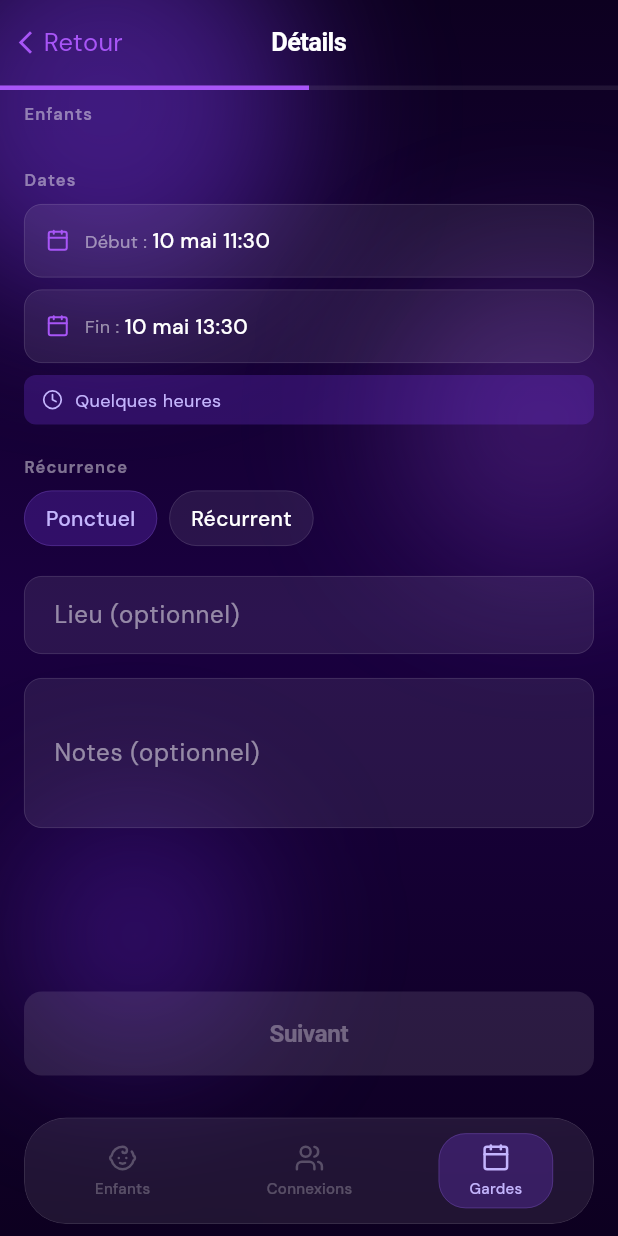
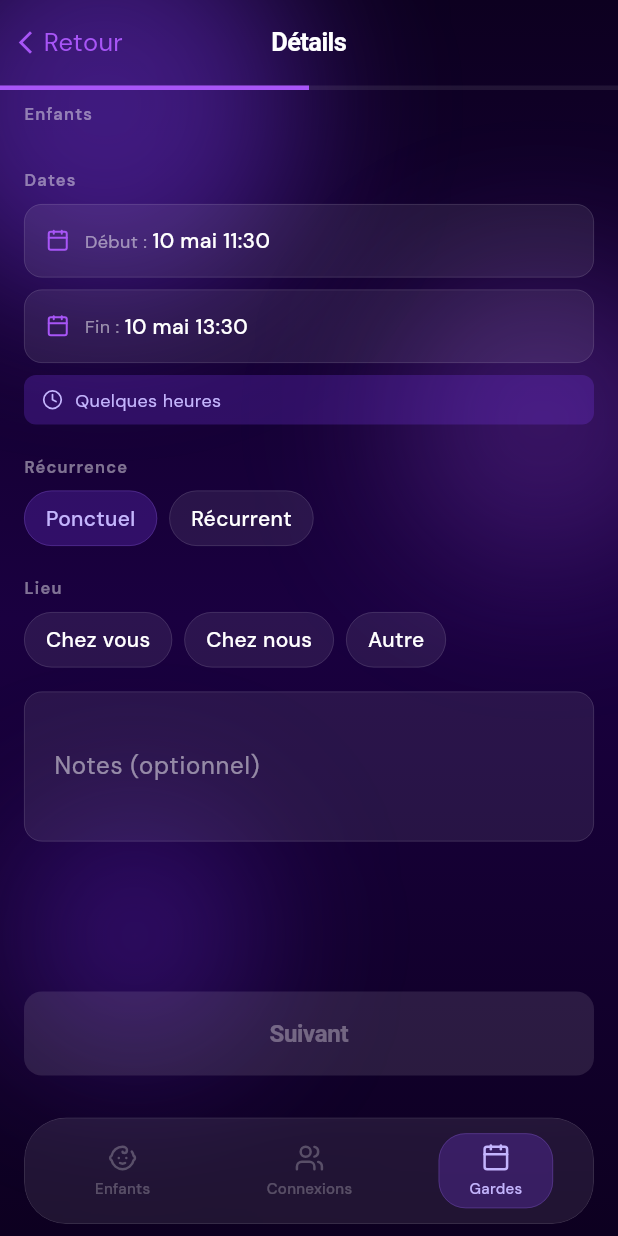
Before and after one commit to franckobe/familyguard, a Flutter app: the CreateGuardRequestScreen screen opened by its route, on a phone screen of 412 x 824 dp. Run offline on Flutter 3.47's test engine with Material 3 defaults, Android fonts, the phone set to English and light mode, and no system bars; our stand-ins replace cached_network_image, cloud_firestore, cloud_functions, firebase_auth, firebase_core, firebase_messaging and 7 more; accounts and stored records are empty.

Commit message:
feat(guard-requests): location presets and auto-select all children
- Location field replaced by three chips: 'Chez vous', 'Chez nous', 'Autre'
  Tapping the active chip deselects it (location becomes optional again).
  'Autre' reveals a free-text field ('Précisez le lieu').
- All non-archived children are pre-checked when the list first loads,
  using a post-frame callback to avoid setState-in-build.

Co-Authored-By: Claude Sonnet 4.6 <noreply@anthropic.com>

```diff
--- a/lib/features/guard_requests/screens/create_guard_request_screen.dart
+++ b/lib/features/guard_requests/screens/create_guard_request_screen.dart
@@ -28,12 +28,14 @@ class CreateGuardRequestScreen extends ConsumerStatefulWidget {
 class _CreateGuardRequestScreenState
     extends ConsumerState<CreateGuardRequestScreen> {
   int _step = 0;
+  bool _childrenInitialized = false;
 
   // Step 1 state
   final Set<String> _selectedChildIds = {};
   DateTime _startAt = DateTime.now().add(const Duration(hours: 1));
   DateTime _endAt = DateTime.now().add(const Duration(hours: 3));
-  String _location = '';
+  String? _locationPreset; // 'chez_vous' | 'chez_nous' | 'autre' | null
+  String _locationCustom = '';
   String _notes = '';
   RecurrenceType _recurrenceType = RecurrenceType.none;
 
@@ -47,6 +49,14 @@ class _CreateGuardRequestScreenState
 
   GuardRequestType get _computedType =>
       GuardRequest.typeFromDuration(_startAt, _endAt);
+
+  String? get _resolvedLocation {
+    if (_locationPreset == null) return null;
+    if (_locationPreset == 'chez_vous') return 'Chez vous';
+    if (_locationPreset == 'chez_nous') return 'Chez nous';
+    final t = _locationCustom.trim();
+    return t.isEmpty ? null : t;
+  }
 
   Future<void> _pickDateTime({required bool isStart}) async {
     final now = DateTime.now();
@@ -103,6 +113,13 @@ class _CreateGuardRequestScreenState
   }
 
   Widget _buildStep1(List<Child> children) {
+    if (!_childrenInitialized && children.isNotEmpty) {
+      _childrenInitialized = true;
+      WidgetsBinding.instance.addPostFrameCallback((_) {
+        if (mounted) setState(() => _selectedChildIds.addAll(children.map((c) => c.id)));
+      });
+    }
+
     final fmt = DateFormat('d MMM HH:mm', 'fr');
     final typeLabel = GuardRequest.labelFromDuration(_startAt, _endAt);
 
@@ -208,10 +225,13 @@ class _CreateGuardRequestScreenState
           }).toList(),
         ),
         const SizedBox(height: 20),
-        TextField(
-          style: const TextStyle(color: AppColors.textPrimary),
-          decoration: const InputDecoration(labelText: 'Lieu (optionnel)'),
-          onChanged: (v) => _location = v,
+        Text('Lieu', style: AppTextStyles.sectionLabel),
+        const SizedBox(height: 8),
+        _LocationPicker(
+          selected: _locationPreset,
+          customText: _locationCustom,
+          onPreset: (v) => setState(() => _locationPreset = v),
+          onCustomText: (v) => _locationCustom = v,
         ),
         const SizedBox(height: 16),
         TextField(
@@ -480,7 +500,7 @@ class _CreateGuardRequestScreenState
         type: _computedType,
         startAt: _startAt,
         endAt: _endAt,
-        location: _location.trim().isEmpty ? null : _location.trim(),
+        location: _resolvedLocation,
         notes: _notes.trim().isEmpty ? null : _notes.trim(),
         recurrenceType: _recurrenceType,
         recipientIds: _selectedRecipients.toList(),
@@ -500,6 +520,72 @@ class _CreateGuardRequestScreenState
     } finally {
       if (mounted) setState(() => _loading = false);
     }
+  }
+}
+
+class _LocationPicker extends StatelessWidget {
+  const _LocationPicker({
+    required this.selected,
+    required this.customText,
+    required this.onPreset,
+    required this.onCustomText,
+  });
+
+  final String? selected;
+  final String customText;
+  final void Function(String?) onPreset;
+  final void Function(String) onCustomText;
+
+  static const _options = [
+    ('chez_vous', 'Chez vous'),
+    ('chez_nous', 'Chez nous'),
+    ('autre', 'Autre'),
+  ];
+
+  @override
+  Widget build(BuildContext context) {
+    return Column(
+      crossAxisAlignment: CrossAxisAlignment.start,
+      children: [
+        Row(
+          children: _options.map((opt) {
+            final (value, label) = opt;
+            final isSelected = selected == value;
+            return Padding(
+              padding: const EdgeInsets.only(right: 8),
+              child: GestureDetector(
+                onTap: () => onPreset(isSelected ? null : value),
+                child: Container(
+                  padding: const EdgeInsets.symmetric(horizontal: 14, vertical: 8),
+                  decoration: BoxDecoration(
+                    color: isSelected ? AppColors.glassPurpleSurface : AppColors.glassSurface,
+                    borderRadius: BorderRadius.circular(20),
+                    border: Border.all(
+                      color: isSelected ? AppColors.glassPurpleBorder : AppColors.glassBorder,
+                      width: 0.5,
+                    ),
+                  ),
+                  child: Text(
+                    label,
+                    style: AppTextStyles.cardTitle.copyWith(
+                      color: isSelected ? AppColors.badgeNewText : AppColors.textPrimary,
+                    ),
+                  ),
+                ),
+              ),
+            );
+          }).toList(),
+        ),
+        if (selected == 'autre') ...[
+          const SizedBox(height: 12),
+          TextField(
+            style: const TextStyle(color: AppColors.textPrimary),
+            decoration: const InputDecoration(labelText: 'Précisez le lieu'),
+            onChanged: onCustomText,
+          ),
+        ],
+      ],
+    );
   }
 }
 
```
